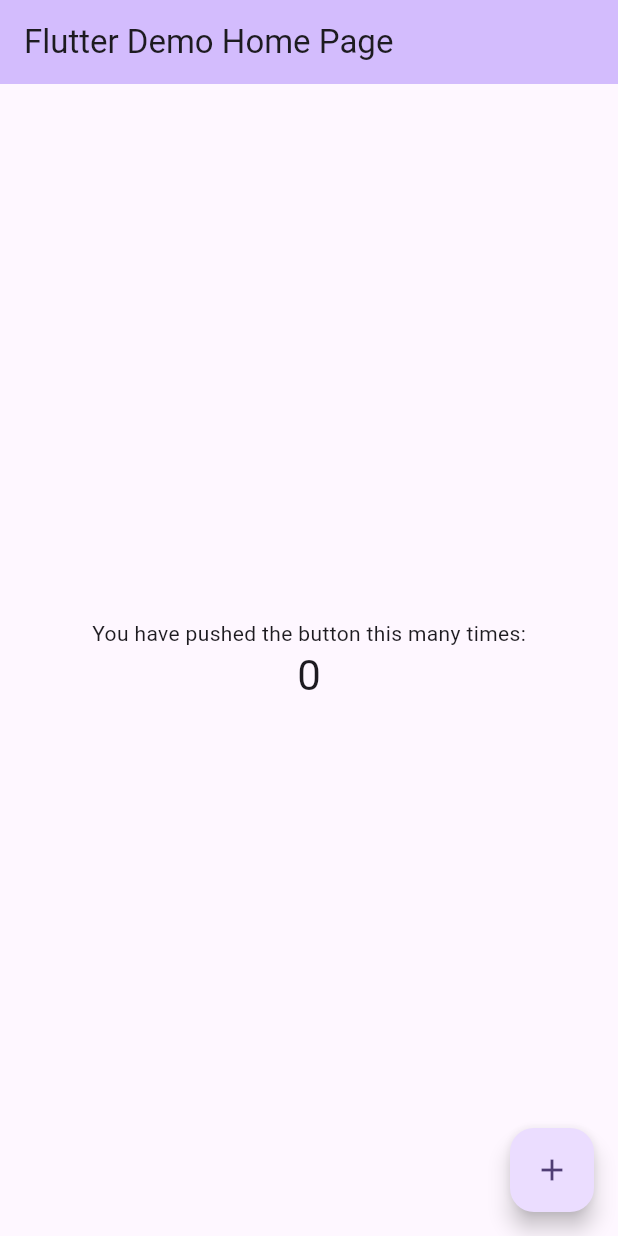
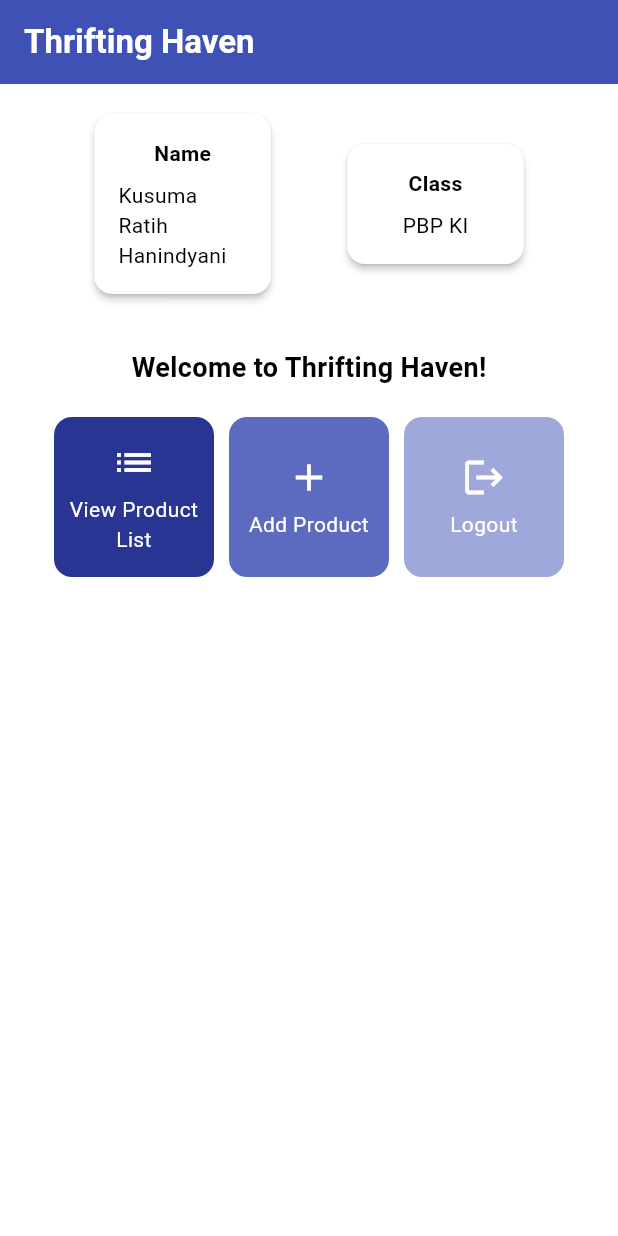
Before and after one commit to ksmratih/thrifting-haven-mobile, a Flutter app: the screen it shows after launch, on a phone screen of 412 x 824 dp. Run offline on Flutter 3.47's test engine with Material 3 defaults, Android fonts, the phone set to English and light mode, and no system bars.

Commit message:
assignment 7 done

```diff
--- a/lib/main.dart
+++ b/lib/main.dart
@@ -1,4 +1,5 @@
 import 'package:flutter/material.dart';
+import 'package:thrifting_haven_mobile/menu.dart';
 
 void main() {
   runApp(const MyApp());
@@ -11,115 +12,13 @@
   @override
   Widget build(BuildContext context) {
     return MaterialApp(
-      title: 'Flutter Demo',
+      title: 'Thrifting Haven',
       theme: ThemeData(
-        // This is the theme of your application.
-        //
-        // TRY THIS: Try running your application with "flutter run". You'll see
-        // the application has a purple toolbar. Then, without quitting the app,
-        // try changing the seedColor in the colorScheme below to Colors.green
-        // and then invoke "hot reload" (save your changes or press the "hot
-        // reload" button in a Flutter-supported IDE, or press "r" if you used
-        // the command line to start the app).
-        //
-        // Notice that the counter didn't reset back to zero; the application
-        // state is not lost during the reload. To reset the state, use hot
-        // restart instead.
-        //
-        // This works for code too, not just values: Most code changes can be
-        // tested with just a hot reload.
-        colorScheme: ColorScheme.fromSeed(seedColor: Colors.deepPurple),
-        useMaterial3: true,
+        colorScheme: ColorScheme.fromSwatch(
+          primarySwatch: Colors.indigo,
+        ).copyWith(secondary: Colors.indigo[400]),
       ),
-      home: const MyHomePage(title: 'Flutter Demo Home Page'),
+      home: MyHomePage(),
     );
   }
 }
-
-class MyHomePage extends StatefulWidget {
-  const MyHomePage({super.key, required this.title});
-
-  // This widget is the home page of your application. It is stateful, meaning
-  // that it has a State object (defined below) that contains fields that affect
-  // how it looks.
-
-  // This class is the configuration for the state. It holds the values (in this
-  // case the title) provided by the parent (in this case the App widget) and
-  // used by the build method of the State. Fields in a Widget subclass are
-  // always marked "final".
-
-  final String title;
-
-  @override
-  State<MyHomePage> createState() => _MyHomePageState();
-}
-
-class _MyHomePageState extends State<MyHomePage> {
-  int _counter = 0;
-
-  void _incrementCounter() {
-    setState(() {
-      // This call to setState tells the Flutter framework that something has
-      // changed in this State, which causes it to rerun the build method below
-      // so that the display can reflect the updated values. If we changed
-      // _counter without calling setState(), then the build method would not be
-      // called again, and so nothing would appear to happen.
-      _counter++;
-    });
-  }
-
-  @override
-  Widget build(BuildContext context) {
-    // This method is rerun every time setState is called, for instance as done
-    // by the _incrementCounter method above.
-    //
-    // The Flutter framework has been optimized to make rerunning build methods
-    // fast, so that you can just rebuild anything that needs updating rather
-    // than having to individually change instances of widgets.
-    return Scaffold(
-      appBar: AppBar(
-        // TRY THIS: Try changing the color here to a specific color (to
-        // Colors.amber, perhaps?) and trigger a hot reload to see the AppBar
-        // change color while the other colors stay the same.
-        backgroundColor: Theme.of(context).colorScheme.inversePrimary,
-        // Here we take the value from the MyHomePage object that was created by
-        // the App.build method, and use it to set our appbar title.
-        title: Text(widget.title),
-      ),
-      body: Center(
-        // Center is a layout widget. It takes a single child and positions it
-        // in the middle of the parent.
-        child: Column(
-          // Column is also a layout widget. It takes a list of children and
-          // arranges them vertically. By default, it sizes itself to fit its
-          // children horizontally, and tries to be as tall as its parent.
-          //
-          // Column has various properties to control how it sizes itself and
-          // how it positions its children. Here we use mainAxisAlignment to
-          // center the children vertically; the main axis here is the vertical
-          // axis because Columns are vertical (the cross axis would be
-          // horizontal).
-          //
-          // TRY THIS: Invoke "debug painting" (choose the "Toggle Debug Paint"
-          // action in the IDE, or press "p" in the console), to see the
-          // wireframe for each widget.
-          mainAxisAlignment: MainAxisAlignment.center,
-          children: <Widget>[
-            const Text(
-              'You have pushed the button this many times:',
-            ),
-            Text(
-              '$_counter',
-              style: Theme.of(context).textTheme.headlineMedium,
-            ),
-          ],
-        ),
-      ),
-      floatingActionButton: FloatingActionButton(
-        onPressed: _incrementCounter,
-        tooltip: 'Increment',
-        child: const Icon(Icons.add),
-      ), // This trailing comma makes auto-formatting nicer for build methods.
-    );
-  }
-}
--- /dev/null
+++ b/lib/menu.dart
@@ -0,0 +1,203 @@
+import 'package:flutter/material.dart';
+
+class MyHomePage extends StatelessWidget {
+  final String name = 'Kusuma Ratih Hanindyani'; // Name
+  final String className = 'PBP KI'; // Class
+  final List<ItemHomepage> items = [
+    ItemHomepage("View Product List", Icons.list),
+    ItemHomepage("Add Product", Icons.add),
+    ItemHomepage("Logout", Icons.logout),
+  ];
+
+  MyHomePage({super.key});
+
+  @override
+  Widget build(BuildContext context) {
+    // Scaffold provides the basic structure of the page with the AppBar and body.
+    return Scaffold(
+      // AppBar is the top part of the page that displays the title.
+      appBar: AppBar(
+        // The title of the application "Mental Health Tracker" with white text and bold font.
+        title: const Text(
+          'Thrifting Haven',
+          style: TextStyle(
+            color: Colors.white,
+            fontWeight: FontWeight.bold,
+          ),
+        ),
+        // The background color of the AppBar is obtained from the application theme color scheme.
+        backgroundColor: Theme.of(context).colorScheme.primary,
+      ),
+      // Body of the page with paddings around it.
+      body: Padding(
+        padding: const EdgeInsets.all(16.0),
+        // Place the widget vertically in a column.
+        child: Column(
+          crossAxisAlignment: CrossAxisAlignment.center,
+          children: [
+            // Row to display 3 InfoCard horizontally.
+            Row(
+              mainAxisAlignment: MainAxisAlignment.spaceEvenly,
+              children: [
+                InfoCard(title: 'Name', content: name),
+                InfoCard(title: 'Class', content: className),
+              ],
+            ),
+
+            // Give a vertical space of 16 units.
+            const SizedBox(height: 16.0),
+
+            // Place the following widget in the center of the page.
+            Center(
+              child: Column(
+                // Place the text and grid item vertically.
+
+                children: [
+                  // Display the welcome message with bold font and size 18.
+                  const Padding(
+                    padding: EdgeInsets.only(top: 16.0),
+                    child: Text(
+                      'Welcome to Thrifting Haven!',
+                      style: TextStyle(
+                        fontWeight: FontWeight.bold,
+                        fontSize: 18.0,
+                      ),
+                    ),
+                  ),
+
+                  // Grid to display ItemCard in a 3 column grid.
+                  GridView.count(
+                    primary: true,
+                    padding: const EdgeInsets.all(20),
+                    crossAxisSpacing: 10,
+                    mainAxisSpacing: 10,
+                    crossAxisCount: 3,
+                    // To ensure that the grid fits its height.
+                    shrinkWrap: true,
+
+                    // Display ItemCard for each item in the items list.
+                    children: items.asMap().entries.map((entry) {
+                      int idx = entry.key;
+                      ItemHomepage item = entry.value;
+                      Color color;
+                      switch (idx) {
+                        case 0:
+                          color = Colors.indigo.shade800;
+                          break;
+                        case 1:
+                          color = Colors.indigo.shade400;
+                          break;
+                        case 2:
+                          color = Colors.indigo.shade200;
+                          break;
+                        default:
+                          color = Colors.indigo;
+                      }
+                      return ItemCard(item, color: color);
+                    }).toList(),
+                  ),
+                ],
+              ),
+            ),
+          ],
+        ),
+      ),
+    );
+  }
+}
+
+
+class InfoCard extends StatelessWidget {
+  // Card information that displays the title and content.
+
+  final String title;  // Card title.
+  final String content;  // Card content.
+
+  const InfoCard({super.key, required this.title, required this.content});
+
+  @override
+  Widget build(BuildContext context) {
+    return Card(
+      // Create a card box with a shadow.
+      elevation: 2.0,
+      child: Container(
+        // Set the size and spacing within the card.
+        width: MediaQuery.of(context).size.width / 3.5, // Adjust with the width of the device used.
+        padding: const EdgeInsets.all(16.0),
+        // Place the title and content vertically.
+        child: Column(
+          children: [
+            Text(
+              title,
+              style: const TextStyle(fontWeight: FontWeight.bold),
+            ),
+            const SizedBox(height: 8.0),
+            Text(content),
+          ],
+        ),
+      ),
+    );
+  }
+}
+
+
+class ItemHomepage {
+    final String name;
+    final IconData icon;
+
+    ItemHomepage(this.name, this.icon);
+}
+
+class ItemCard extends StatelessWidget {
+  // Display the card with an icon and name.
+
+  final ItemHomepage item;
+  final Color color;
+
+  const ItemCard(this.item, {required this.color, super.key});
+
+  @override
+  Widget build(BuildContext context) {
+    return Material(
+      // Specify the background color of the application theme.
+      color: color,
+      // Round the card border.
+      borderRadius: BorderRadius.circular(12),
+
+      child: InkWell(
+        // Action when the card is pressed.
+        onTap: () {
+          // Display the SnackBar message when the card is pressed.
+          ScaffoldMessenger.of(context)
+            ..hideCurrentSnackBar()
+            ..showSnackBar(
+              SnackBar(content: Text("You have pressed the ${item.name} button!"))
+            );
+        },
+        // Container to store the Icon and Text
+        child: Container(
+          padding: const EdgeInsets.all(8),
+          child: Center(
+            child: Column(
+              // Place the Icon and Text in the center of the card.
+              mainAxisAlignment: MainAxisAlignment.center,
+              children: [
+                Icon(
+                  item.icon,
+                  color: Colors.white,
+                  size: 30.0,
+                ),
+                const Padding(padding: EdgeInsets.all(3)),
+                Text(
+                  item.name,
+                  textAlign: TextAlign.center,
+                  style: const TextStyle(color: Colors.white),
+                ),
+              ],
+            ),
+          ),
+        ),
+      ),
+    );
+  }
+}
```
